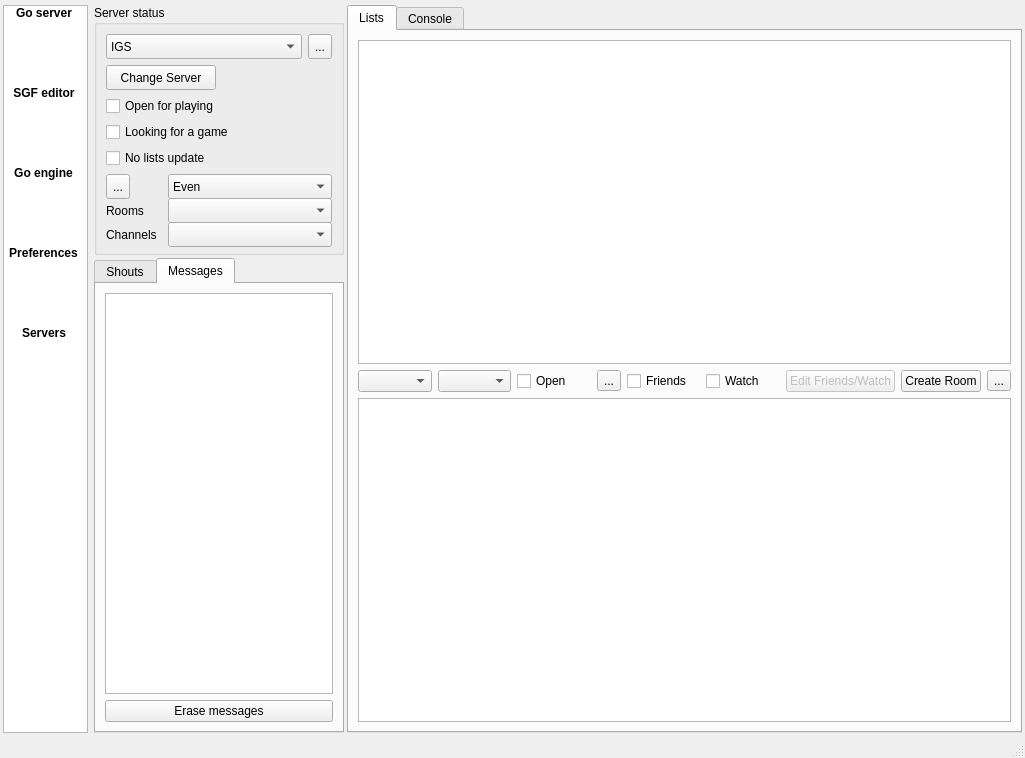
Old version of the form src/mainwindow.ui in the repository iamsyt/qgo.
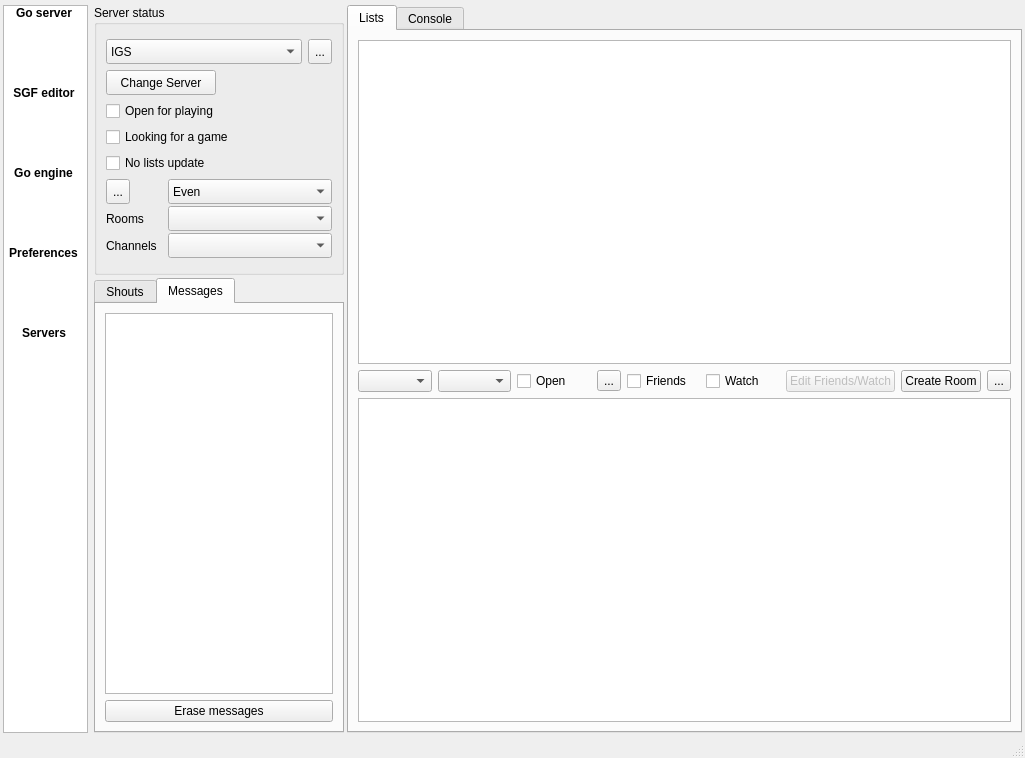
New version of the form. Icons and pictures are not drawn. Custom widgets are drawn as their Qt base class.

```diff
--- a/src/mainwindow.ui
+++ b/src/mainwindow.ui
@@ -167,13 +167,13 @@
           <property name="minimumSize">
            <size>
             <width>170</width>
-            <height>250</height>
+            <height>270</height>
            </size>
           </property>
           <property name="maximumSize">
            <size>
             <width>250</width>
-            <height>250</height>
+            <height>270</height>
            </size>
           </property>
           <property name="title">
```
Left out of the diff: 4 changed lines with no effect on the pictures.
